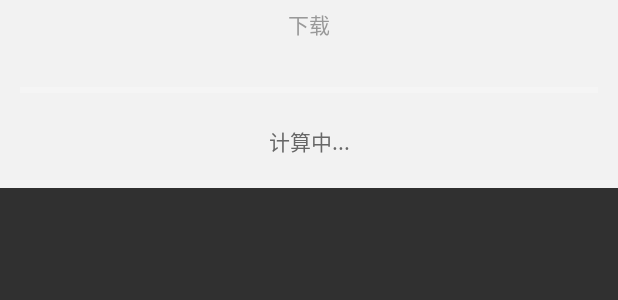
After one commit to zhuhuitao/BDMember, an Android app: the layout softupdate_progress.xml on its own in the app's theme, with its tools: preview values and no code run, on a phone screen of 412 x 824 dp. The commit adds this screen. Shown: the top 300 px of the screen. Run offline under Robolectric (Android 15) with nearby library versions, the phone set to English and light mode, and no system bars.

Commit message:
新增版本更新功能

```diff
--- a/app/build.gradle
+++ b/app/build.gradle
@@ -20,6 +20,7 @@ android {
     }
 
     defaultConfig {
+        multiDexEnabled true
         applicationId rootProject.ext.android["applicationId"]
         minSdkVersion rootProject.ext.android["minSdkVersion"]
         targetSdkVersion rootProject.ext.android["targetSdkVersion"]
--- /dev/null
+++ b/app/src/main/res/layout/softupdate_progress.xml
@@ -0,0 +1,49 @@
+<?xml version="1.0" encoding="utf-8"?>
+<LinearLayout xmlns:android="http://schemas.android.com/apk/res/android"
+    android:layout_width="match_parent"
+    android:layout_height="wrap_content"
+    android:background="#F2F2F2"
+    android:orientation="vertical"
+    android:paddingBottom="15dp"
+    android:paddingLeft="5dp"
+    android:paddingRight="5dp"
+    android:paddingTop="0dp" >
+
+    <LinearLayout
+        android:layout_width="fill_parent"
+        android:layout_height="wrap_content"
+        android:layout_marginBottom="20dp"
+        android:orientation="vertical" >
+
+        <TextView
+            android:padding="5dp"
+            android:layout_width="match_parent"
+            android:layout_height="wrap_content"
+          	android:paddingTop="5dp"
+            android:text="@string/download"
+            android:textColor="@color/shallow_gray_text"
+            android:textSize="@dimen/sp_14"
+            android:gravity="center_horizontal" />
+    </LinearLayout>
+
+    <ProgressBar
+        android:layout_marginLeft="8dp"
+        android:layout_marginRight="8dp"
+        android:id="@+id/update_progress"
+        style="?android:attr/progressBarStyleHorizontal"
+        android:layout_width="fill_parent"
+        android:layout_height="wrap_content"
+        />
+
+    <TextView
+        android:padding="5dp"
+        android:id="@+id/tv_Progresstext"
+        android:layout_width="match_parent"
+        android:layout_height="wrap_content"
+        android:layout_marginTop="10dp"
+        android:textColor="@color/deep_gray_text"
+        android:gravity="center_horizontal"
+        android:text="@string/calc" >
+    </TextView>
+
+</LinearLayout>
--- a/app/src/main/res/values/strings.xml
+++ b/app/src/main/res/values/strings.xml
@@ -88,4 +88,7 @@
     <string name="activitiesName">中医养生专属活动</string>
     <string name="signUp">115人已报名</string>
     <string name="singUp_ed">人已报名</string>
+    <string name="download">下载</string>
+    <string name="calc">计算中...</string>
+    <string name="sdError">sd卡错误</string>
 </resources>
--- /dev/null
+++ b/app/src/main/res/xml/provider_paths.xml
@@ -0,0 +1,6 @@
+<?xml version="1.0" encoding="utf-8"?>
+<resources>
+<paths>
+    <external-path path="" name="download"/>
+</paths>
+</resources>
--- /dev/null
+++ b/dowloadlibrary/src/main/AndroidManifest.xml
@@ -0,0 +1,2 @@
+<manifest xmlns:android="http://schemas.android.com/apk/res/android"
+    package="com.zhuhuitao.dowloadlibrary" />
--- /dev/null
+++ b/dowloadlibrary/src/main/res/values/strings.xml
@@ -0,0 +1,3 @@
+<resources>
+    <string name="app_name">DowloadLibrary</string>
+</resources>
```
Also changed, not shown: app/src/main/AndroidManifest.xml (+17 -1 lines), app/src/main/java/com/newdjk/bdmember/ui/fragment/HomeFragment.java (+7 -3 lines), app/src/main/java/com/newdjk/bdmember/widget/UpdateManage.java (added, +202 -0 lines), dowloadlibrary/build.gradle (added, +39 -0 lines), 5 other files.
